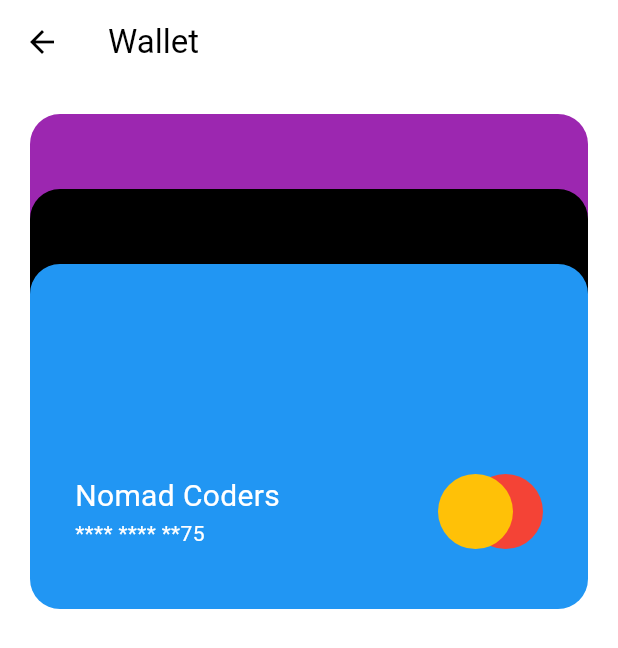
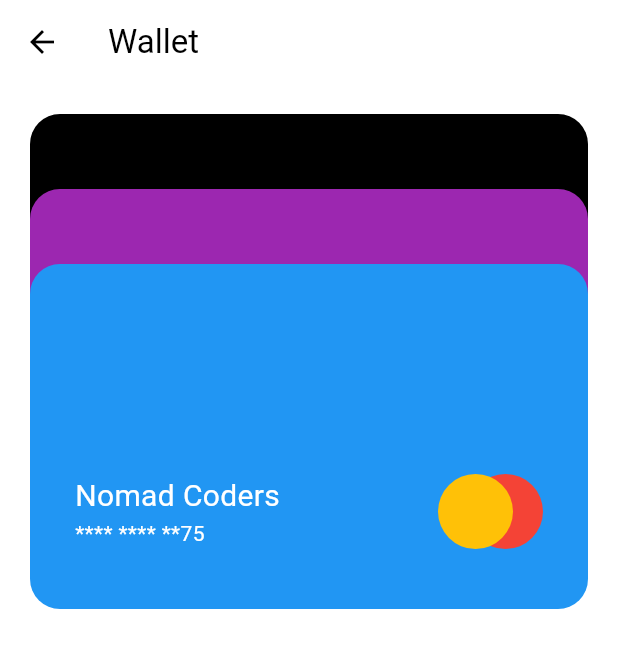
Before and after one commit to LifeFi/flutter_animations_masterclass, a Flutter app: the WalletScreen screen opened directly, on a phone screen of 412 x 824 dp. Shown: the top 648 px of the screen. Run offline on Flutter 3.47's test engine with Material 2 defaults, Android fonts, the phone set to English and light mode, and no system bars; drawn by our look-alikes of flutter_animate; our stand-ins replace rive.

```diff
--- a/lib/screens/wallet_screen.dart
+++ b/lib/screens/wallet_screen.dart
@@ -7,6 +7,12 @@ class WalletScreen extends StatefulWidget {
   @override
   State<WalletScreen> createState() => _WalletScreenState();
 }
+
+List<Color> colors = [
+  Colors.black,
+  Colors.purple,
+  Colors.blue,
+];
 
 class _WalletScreenState extends State<WalletScreen> {
   bool _isExpanded = false;
@@ -36,19 +42,11 @@ class _WalletScreenState extends State<WalletScreen> {
           onTap: _onExpand,
           child: Column(
             children: [
-              CreditCard(
-                bgColor: Colors.purple,
-                isExpanded: _isExpanded,
-              )
-                  .animate(
-                    target: _isExpanded ? 0 : 1,
-                    delay: 1.5.seconds,
-                  )
-                  .flipV(
-                    end: 0.1,
-                  ),
-              CreditCard(
-                bgColor: Colors.black,
+              for (var index in [0, 1, 2])
+                Hero(
+                  tag: "$index",
+                  child: CreditCard(
+                    index: index,
                     isExpanded: _isExpanded,
                   )
                       .animate(
@@ -59,21 +57,8 @@ class _WalletScreenState extends State<WalletScreen> {
                         end: 0.1,
                       )
                       .slideY(
-                    end: -0.8,
+                        end: -0.8 * index,
                       ),
-              CreditCard(
-                bgColor: Colors.blue,
-                isExpanded: _isExpanded,
-              )
-                  .animate(
-                    target: _isExpanded ? 0 : 1,
-                    delay: 1.5.seconds,
-                  )
-                  .flipV(
-                    end: 0.1,
-                  )
-                  .slideY(
-                    end: -0.8 * 2,
                 ),
             ]
                 .animate(
@@ -93,24 +78,39 @@ class _WalletScreenState extends State<WalletScreen> {
   }
 }
 
-class CreditCard extends StatelessWidget {
-  final Color bgColor;
+class CreditCard extends StatefulWidget {
+  final int index;
   final bool isExpanded;
 
   const CreditCard({
     super.key,
-    required this.bgColor,
+    required this.index,
     required this.isExpanded,
   });
 
+  @override
+  State<CreditCard> createState() => _CreditCardState();
+}
+
+class _CreditCardState extends State<CreditCard> {
   void _onTap() {
-    print("tapped!");
+    Navigator.push(
+      context,
+      MaterialPageRoute(
+        builder: (context) => CardDetailScreen(
+          index: widget.index,
+        ),
+        fullscreenDialog: true,
+      ),
+    );
   }
 
   @override
   Widget build(BuildContext context) {
-    return AbsorbPointer(
-      absorbing: !isExpanded,
+    return Material(
+      type: MaterialType.transparency,
+      child: AbsorbPointer(
+        absorbing: !widget.isExpanded,
         child: GestureDetector(
           onTap: _onTap,
           child: Container(
@@ -118,7 +118,7 @@ class CreditCard extends StatelessWidget {
             margin: const EdgeInsets.only(bottom: 20),
             decoration: BoxDecoration(
               borderRadius: BorderRadius.circular(20),
-            color: bgColor,
+              color: colors[widget.index],
             ),
             child: Padding(
               padding: const EdgeInsets.symmetric(
@@ -184,6 +184,39 @@ class CreditCard extends StatelessWidget {
             ),
           ),
         ),
+      ),
     );
   }
 }
+
+class CardDetailScreen extends StatelessWidget {
+  final int index;
+
+  const CardDetailScreen({
+    super.key,
+    required this.index,
+  });
+
+  @override
+  Widget build(BuildContext context) {
+    return Scaffold(
+      appBar: AppBar(
+        title: const Text('Transactions'),
+      ),
+      body: Padding(
+        padding: const EdgeInsets.all(20),
+        child: Column(
+          children: [
+            Hero(
+              tag: "$index",
+              child: CreditCard(
+                index: index,
+                isExpanded: true,
+              ),
+            )
+          ],
+        ),
+      ),
+    );
+  }
+}
```
Lines whose indentation alone changed are shown as unchanged.
